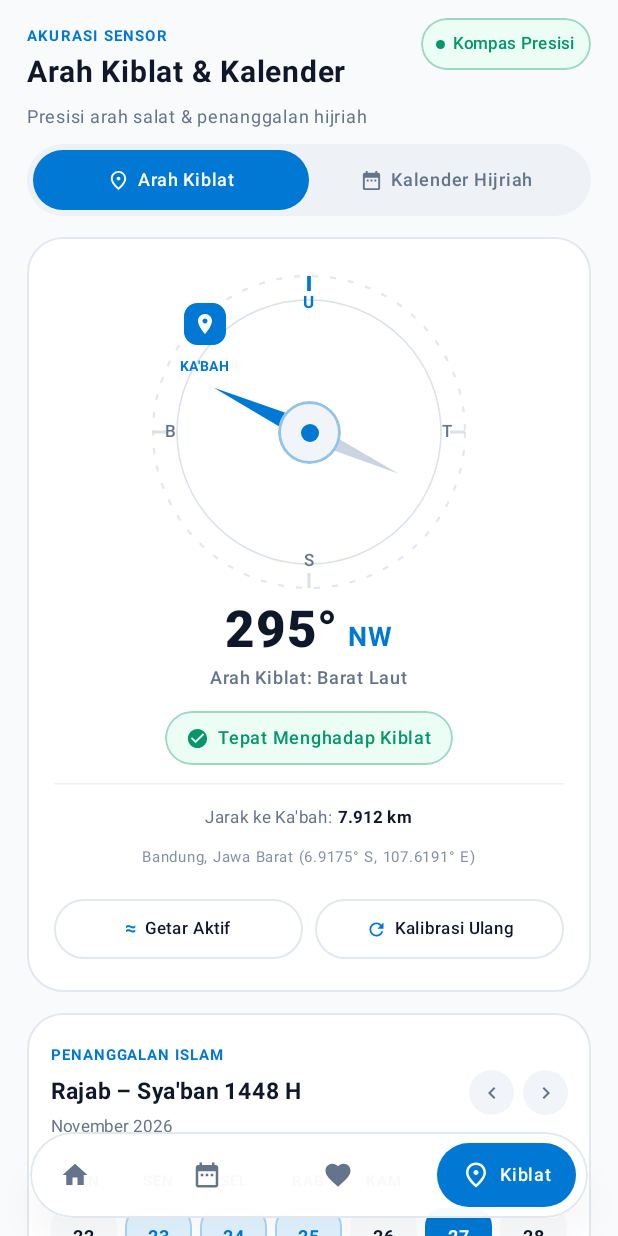
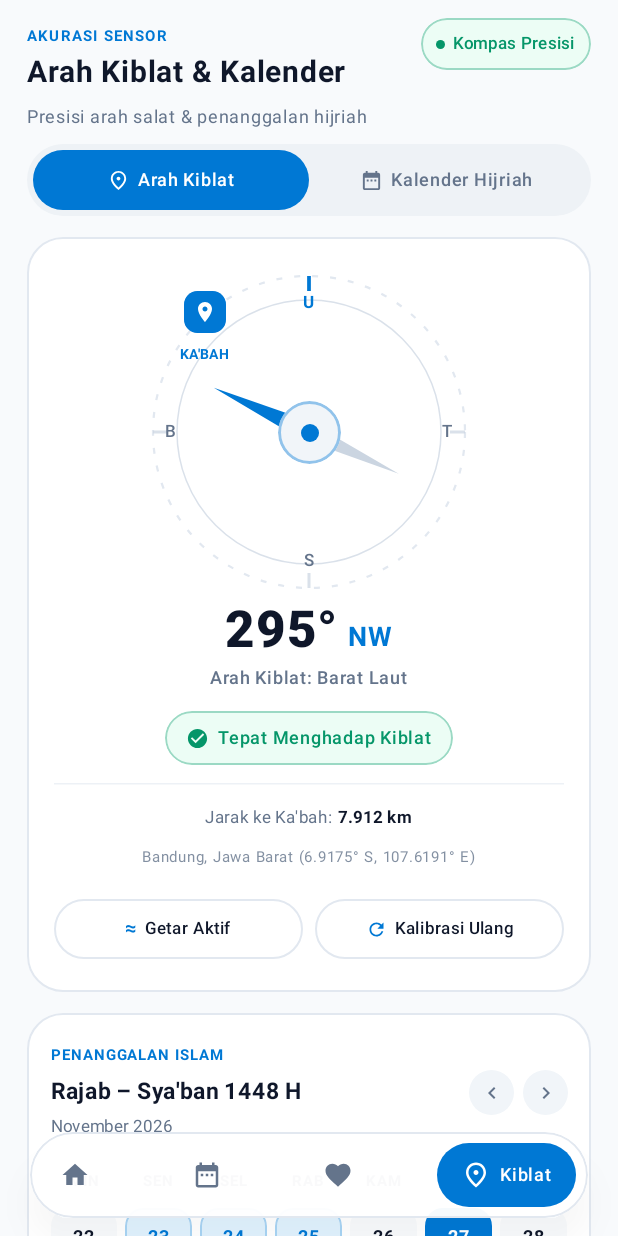
Before and after one commit to AdiSatriaPermana/Jejak-Ibadah, an Android app built with Jetpack Compose: the composable KiblatScreen shown on its own in the app's theme, on a phone screen of 412 x 824 dp. Run offline under Robolectric (Android 15) with nearby library versions, the phone set to English and light mode, and no system bars.

Commit message:
fix(ui): perbaiki text overflow dan padding kompas pada Dzikir, Kiblat, dan Pengaturan

```diff
--- a/app/src/main/java/lat/pam/jejakibadah/DzikirScreen.kt
+++ b/app/src/main/java/lat/pam/jejakibadah/DzikirScreen.kt
@@ -176,7 +176,7 @@ fun DzikirScreen(
                             text = "Lafalkan dengan penuh ketenteraman hati",
                             fontSize = 12.sp,
                             color = MaterialTheme.colorScheme.onSurfaceVariant,
-                            maxLines = 1,
+                            maxLines = 2,
                             overflow = TextOverflow.Ellipsis
                         )
                     }
@@ -277,6 +277,7 @@ fun DzikirScreen(
                 item {
                     LazyRow(
                         horizontalArrangement = Arrangement.spacedBy(8.dp),
+                        contentPadding = PaddingValues(end = 12.dp),
                         modifier = Modifier.fillMaxWidth()
                     ) {
                         items(categories) { category ->
--- a/app/src/main/java/lat/pam/jejakibadah/KiblatScreen.kt
+++ b/app/src/main/java/lat/pam/jejakibadah/KiblatScreen.kt
@@ -157,7 +157,7 @@ fun KiblatScreen(
                                 fontSize = 20.sp,
                                 fontWeight = FontWeight.Bold,
                                 color = MaterialTheme.colorScheme.onBackground,
-                                maxLines = 1,
+                                maxLines = 2,
                                 overflow = TextOverflow.Ellipsis
                             )
                         }
@@ -432,7 +432,7 @@ private fun QiblaCompassCard(
                     horizontalAlignment = Alignment.CenterHorizontally,
                     modifier = Modifier
                         .align(Alignment.TopStart)
-                        .padding(start = 26.dp, top = 26.dp)
+                        .padding(start = 26.dp, top = 18.dp)
                 ) {
                     Box(
                         modifier = Modifier
--- a/app/src/main/java/lat/pam/jejakibadah/SettingsScreen.kt
+++ b/app/src/main/java/lat/pam/jejakibadah/SettingsScreen.kt
@@ -191,7 +191,7 @@ fun SettingsScreen(
                                     fontSize = 13.sp,
                                     fontWeight = FontWeight.Bold,
                                     color = MaterialTheme.colorScheme.onSurface,
-                                    maxLines = 1,
+                                    maxLines = 2,
                                     overflow = TextOverflow.Ellipsis
                                 )
                                 Text(
@@ -426,7 +426,7 @@ fun SettingsScreen(
                                     fontSize = 13.sp,
                                     fontWeight = FontWeight.SemiBold,
                                     color = MaterialTheme.colorScheme.onSurface,
-                                    maxLines = 1,
+                                    maxLines = 2,
                                     overflow = TextOverflow.Ellipsis
                                 )
                                 Text(
```
